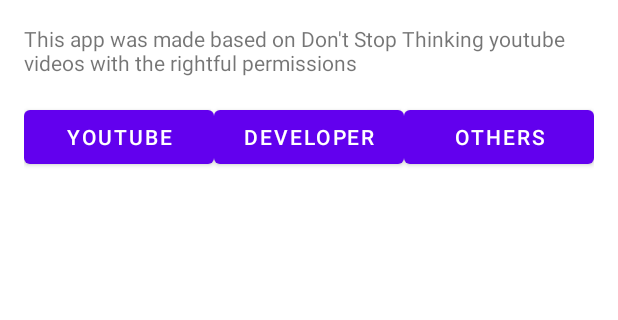
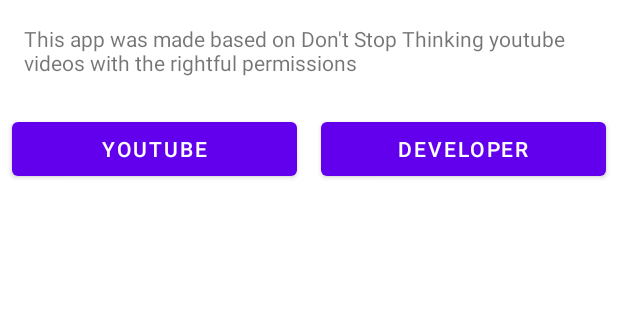
Before and after one commit to rurickdev/ChooseYourClass, an Android app: the About screen opened directly, with no data from a screen before it, on a phone screen of 412 x 824 dp, the part 240-560 px from its top. Run offline under Robolectric (Android 15) with nearby library versions, the phone set to English and light mode, and no system bars.

Commit message:
Added function to the buttons in About Activity and fixed some strings

```diff
--- a/app/src/main/java/com/mosiacogeek/chyc/MainActivity.java
+++ b/app/src/main/java/com/mosiacogeek/chyc/MainActivity.java
@@ -347,7 +347,6 @@ public class MainActivity extends AppCompatActivity {
         boton1.setTag("start");
     }
 
-
     //Se ejecuta cuando precionas el boton de regresar a la pantalla anterior
     public void anterior(){
         try {
--- a/app/src/main/res/layout/activity_about.xml
+++ b/app/src/main/res/layout/activity_about.xml
@@ -7,7 +7,7 @@
     android:layout_height="match_parent"
     tools:context=".About">
 
-    <LinearLayout
+    <RelativeLayout
         android:layout_width="match_parent"
         android:layout_height="match_parent"
         android:orientation="vertical">
@@ -25,16 +25,18 @@
             android:id="@+id/about_image"
             android:layout_width="wrap_content"
             android:layout_height="wrap_content"
-            android:layout_gravity="center_horizontal"
+            android:layout_centerHorizontal="true"
             android:src="@mipmap/ic_launcher_round"
-            android:padding="16dp"/>
+            android:padding="16dp"
+            android:layout_below="@+id/my_action_bar_about"/>
 
         <TextView
             android:id="@+id/about_text"
             android:layout_width="match_parent"
             android:layout_height="wrap_content"
             android:text="@string/about"
-            android:padding="16dp"/>
+            android:padding="16dp"
+            android:layout_below="@+id/about_image"/>
 
         <!-- ToDo: corregir botones-->
         <LinearLayout
@@ -43,27 +45,25 @@
             android:layout_height="wrap_content"
             android:orientation="horizontal"
             android:gravity="center"
-            android:paddingHorizontal="16dp">
+            android:layout_below="@+id/about_text">
 
             <Button
                 android:layout_width="0dp"
                 android:layout_height="wrap_content"
                 android:layout_weight="1"
+                android:layout_margin="8dp"
                 android:text="youtube"
-                android:theme="@style/MyButton"/>
+                android:theme="@style/MyButton"
+                android:onClick="openYoutube"/>
             <Button
                 android:layout_width="0dp"
                 android:layout_height="wrap_content"
                 android:layout_weight="1"
+                android:layout_margin="8dp"
                 android:text="Developer"
-                android:theme="@style/MyButton"/>
-            <Button
-                android:layout_width="0dp"
-                android:layout_height="wrap_content"
-                android:layout_weight="1"
-                android:text="Others"
-                android:theme="@style/MyButton"/>
+                android:theme="@style/MyButton"
+                android:onClick="openGithub"/>
 
         </LinearLayout>
-    </LinearLayout>
+    </RelativeLayout>
 </androidx.constraintlayout.widget.ConstraintLayout>
--- a/app/src/main/res/layout/activity_main.xml
+++ b/app/src/main/res/layout/activity_main.xml
@@ -35,7 +35,6 @@
             android:layout_width="match_parent"
             android:layout_height="wrap_content"
             android:padding="16dp"
-            android:justificationMode="inter_word"
             android:text="@string/text_presentation"
             android:layout_below="@id/img_cabecera"
             android:layout_above="@+id/main_layout_buttons"
@@ -55,7 +54,7 @@
                 android:orientation="horizontal"
                 android:tag="presentacion">
 
-                <com.google.android.material.button.MaterialButton
+                <Button
                     android:id="@+id/btn1"
                     android:layout_width="0dp"
                     android:layout_height="wrap_content"
```
Also changed, not shown: app/src/main/java/com/mosiacogeek/chyc/About.java (+18 -6 lines), app/src/main/res/values/strings.xml (+1 -10 lines).
